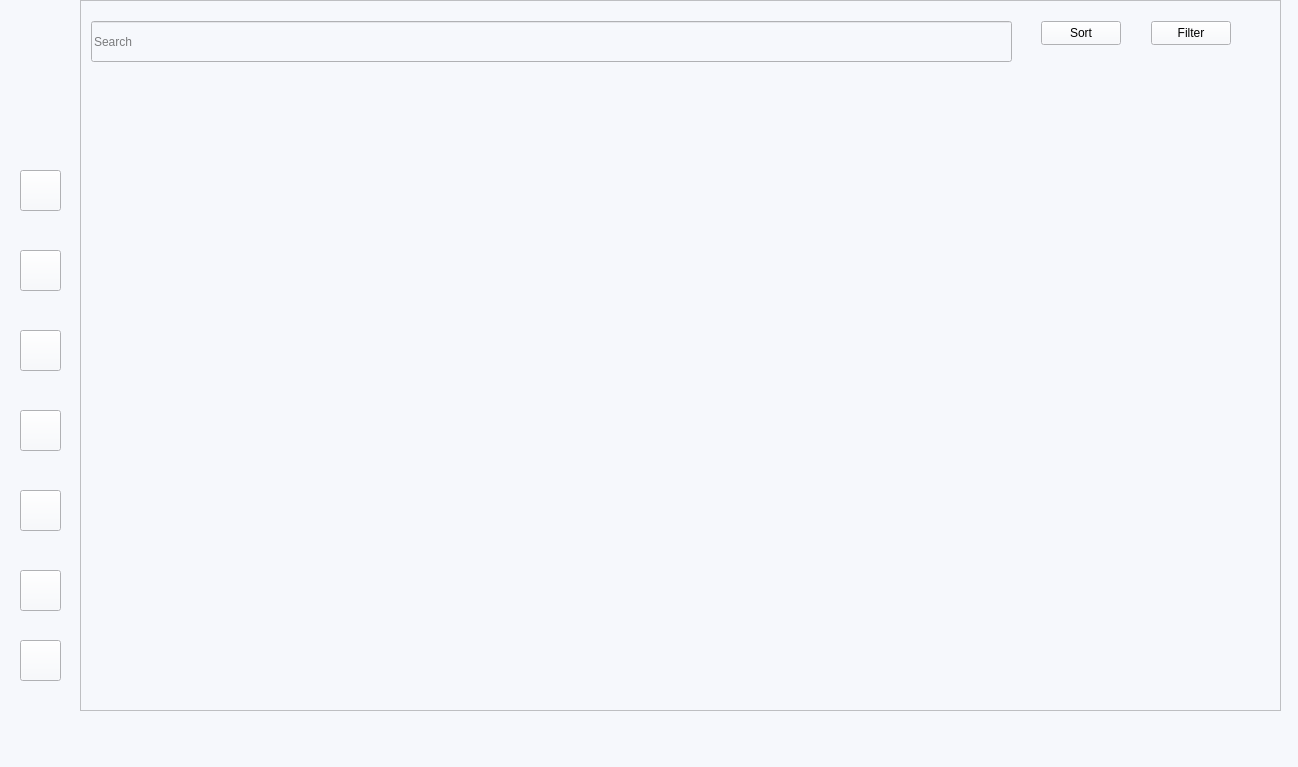
This is mainwindow.ui in Confused-Guy/Smart-research-publication-management as Qt 5 draws it before an edit. The edited form follows.
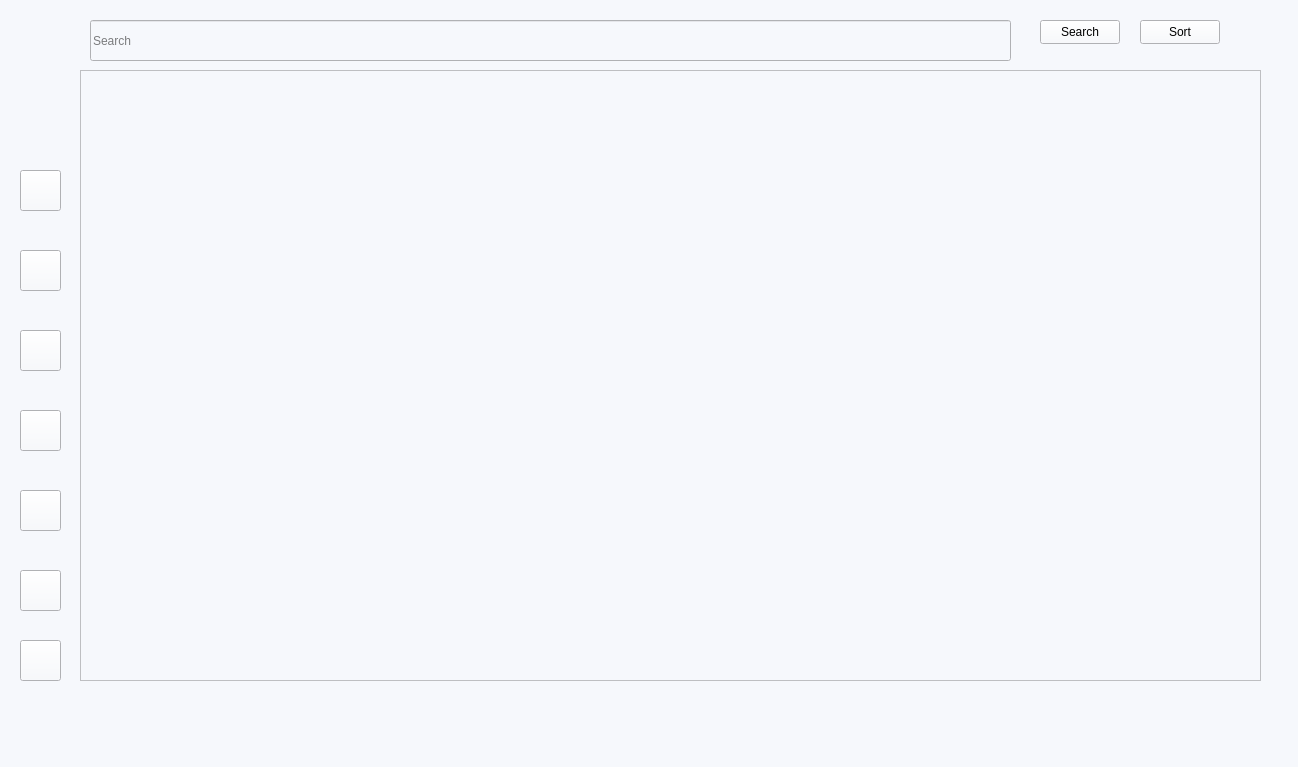
This is the edited form. The open tabs and pages were chosen to show the change. Icons and pictures are not drawn.

Patch:
```diff
--- a/mainwindow.ui
+++ b/mainwindow.ui
@@ -6528,9 +6528,9 @@
         <property name="geometry">
          <rect>
           <x>10</x>
-          <y>0</y>
-          <width>1201</width>
-          <height>711</height>
+          <y>70</y>
+          <width>1181</width>
+          <height>611</height>
          </rect>
         </property>
         <property name="widgetResizable">
@@ -6541,35 +6541,28 @@
           <rect>
            <x>0</x>
            <y>0</y>
-           <width>1199</width>
-           <height>709</height>
+           <width>1179</width>
+           <height>609</height>
           </rect>
          </property>
+         <layout class="QVBoxLayout" name="verticalLayout_4">
+          <item>
          <widget class="QWidget" name="widget_2" native="true">
-          <property name="geometry">
-           <rect>
-            <x>0</x>
-            <y>10</y>
-            <width>1181</width>
-            <height>691</height>
-           </rect>
-          </property>
-          <widget class="QWidget" name="verticalLayoutWidget">
-           <property name="geometry">
-            <rect>
-             <x>0</x>
-             <y>70</y>
-             <width>1181</width>
-             <height>631</height>
-            </rect>
-           </property>
+            <layout class="QVBoxLayout" name="verticalLayout_5">
+             <item>
            <layout class="QVBoxLayout" name="reviewLayout"/>
-          </widget>
-          <widget class="QLineEdit" name="lineEdit_31">
+             </item>
+            </layout>
+           </widget>
+          </item>
+         </layout>
+        </widget>
+       </widget>
+       <widget class="QLineEdit" name="searchReviewEdit">
            <property name="geometry">
             <rect>
-             <x>10</x>
-             <y>10</y>
+          <x>20</x>
+          <y>20</y>
              <width>921</width>
              <height>41</height>
             </rect>
@@ -6578,34 +6571,31 @@
             <string>Search</string>
            </property>
           </widget>
-          <widget class="QPushButton" name="pushButton_9">
+       <widget class="QPushButton" name="sortReviewBtn">
            <property name="geometry">
             <rect>
              <x>1070</x>
-             <y>10</y>
+          <y>20</y>
              <width>80</width>
              <height>24</height>
             </rect>
            </property>
            <property name="text">
-            <string>Filter</string>
-           </property>
-          </widget>
-          <widget class="QPushButton" name="pushButton_15">
+         <string>Sort</string>
+        </property>
+       </widget>
+       <widget class="QPushButton" name="searchReviewBtn">
            <property name="geometry">
             <rect>
-             <x>960</x>
-             <y>10</y>
+          <x>970</x>
+          <y>20</y>
              <width>80</width>
              <height>24</height>
             </rect>
            </property>
            <property name="text">
-            <string>Sort</string>
-           </property>
-          </widget>
-         </widget>
-        </widget>
+         <string>Search</string>
+        </property>
        </widget>
       </widget>
       <widget class="QWidget" name="page_17">
```
Left out of the diff: 2 changed lines with no effect on the pictures. Lines whose indentation alone changed are shown as unchanged.
